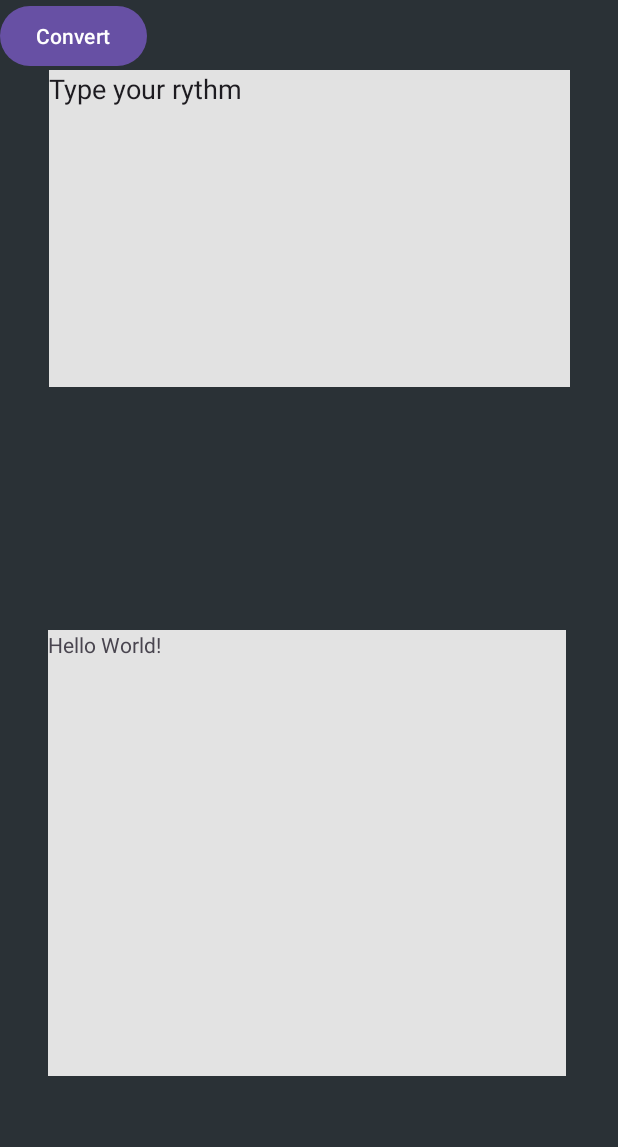
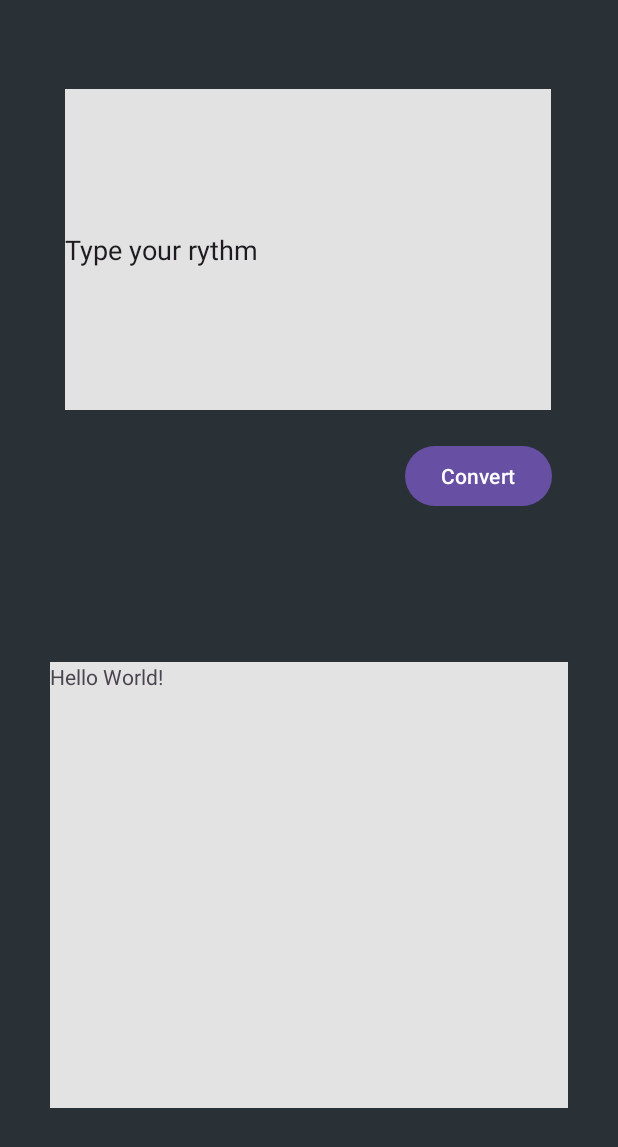
Before and after one commit to tomfiddle/RhythmTranslator, an Android app: the screen it shows after launch (MainActivity), on a phone screen of 412 x 824 dp. Shown: the top 1147 px of the screen. Run offline under Robolectric (Android 15) with nearby library versions, the phone set to English and light mode, and no system bars.

Commit message:
updated translation function implemented white space translation TD: Layout for all screen sizes Visualize rhythm in notes play rhythm

```diff
--- a/app/src/main/res/layout/activity_main.xml
+++ b/app/src/main/res/layout/activity_main.xml
@@ -5,7 +5,25 @@
     android:layout_width="match_parent"
     android:layout_height="match_parent"
     android:background="#2A3136"
+    android:textAlignment="textStart"
+    app:flow_horizontalAlign="start"
     tools:context=".MainActivity">
+
+    <EditText
+        android:id="@+id/user_text_input"
+        android:layout_width="324dp"
+        android:layout_height="214dp"
+        android:background="#E2E2E2"
+        android:ems="10"
+        android:inputType="text"
+        android:text="Type your rythm"
+        android:textAlignment="textStart"
+        app:layout_constraintBottom_toBottomOf="parent"
+        app:layout_constraintEnd_toEndOf="parent"
+        app:layout_constraintHorizontal_bias="0.494"
+        app:layout_constraintStart_toStartOf="parent"
+        app:layout_constraintTop_toTopOf="parent"
+        app:layout_constraintVertical_bias="0.097" />
 
     <TextView
         android:id="@+id/notes_view"
@@ -15,33 +33,21 @@
         android:text="Hello World!"
         app:layout_constraintBottom_toBottomOf="parent"
         app:layout_constraintEnd_toEndOf="parent"
-        app:layout_constraintHorizontal_bias="0.484"
         app:layout_constraintStart_toStartOf="parent"
         app:layout_constraintTop_toTopOf="parent"
-        app:layout_constraintVertical_bias="0.797" />
-
-    <EditText
-        android:id="@+id/user_text_input"
-        android:layout_width="347dp"
-        android:layout_height="211dp"
-        android:background="#E2E2E2"
-        android:ems="10"
-        android:gravity="left"
-        android:inputType="text"
-        android:text="Type your rythm"
-        android:textAlignment="gravity"
-        app:layout_constraintBottom_toBottomOf="parent"
-        app:layout_constraintEnd_toEndOf="parent"
-        app:layout_constraintStart_toStartOf="parent"
-        app:layout_constraintTop_toTopOf="parent"
-        app:layout_constraintVertical_bias="0.076" />
+        app:layout_constraintVertical_bias="0.838" />
 
     <Button
         android:id="@+id/convert_button"
         android:layout_width="wrap_content"
         android:layout_height="wrap_content"
         android:text="Convert"
-        tools:layout_editor_absoluteX="156dp"
-        tools:layout_editor_absoluteY="298dp" />
+        app:layout_constraintBottom_toBottomOf="parent"
+        app:layout_constraintEnd_toEndOf="parent"
+        app:layout_constraintHorizontal_bias="0.859"
+        app:layout_constraintStart_toStartOf="parent"
+        app:layout_constraintTop_toTopOf="parent"
+        app:layout_constraintVertical_bias="0.378" />
+
 
 </androidx.constraintlayout.widget.ConstraintLayout>
```
Also changed, not shown: app/src/main/assets/dictionary.txt (added, +27 -0 lines), app/src/main/java/com/example/rhythmtranslator/MainActivity.java (+13 -6 lines).
